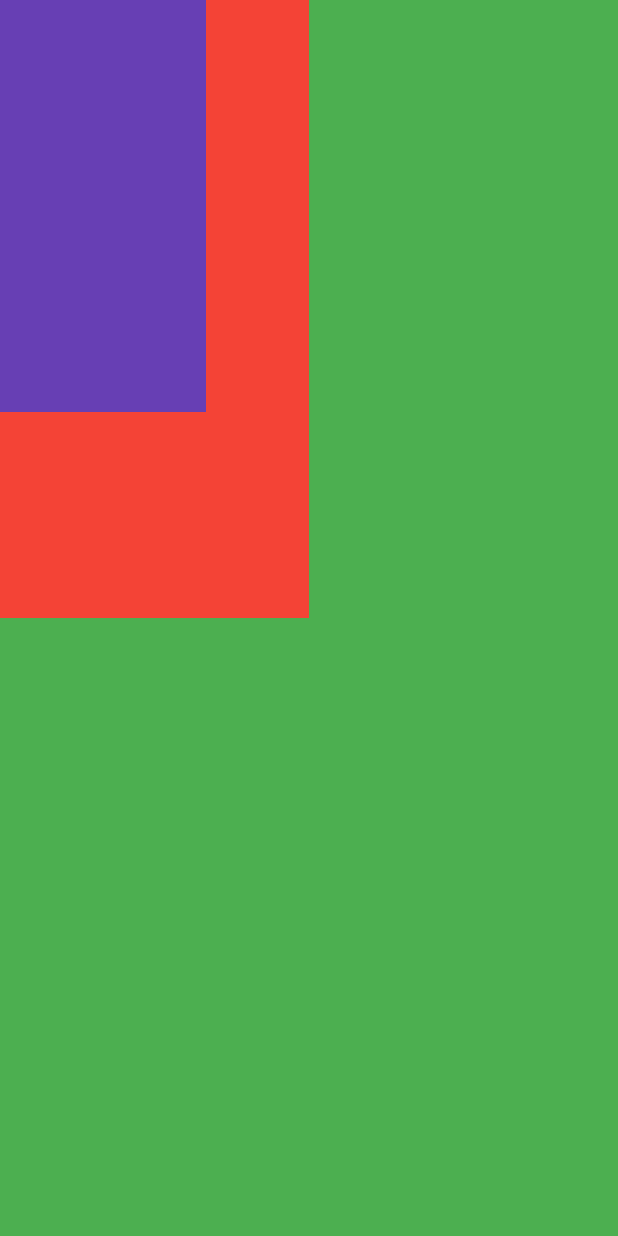
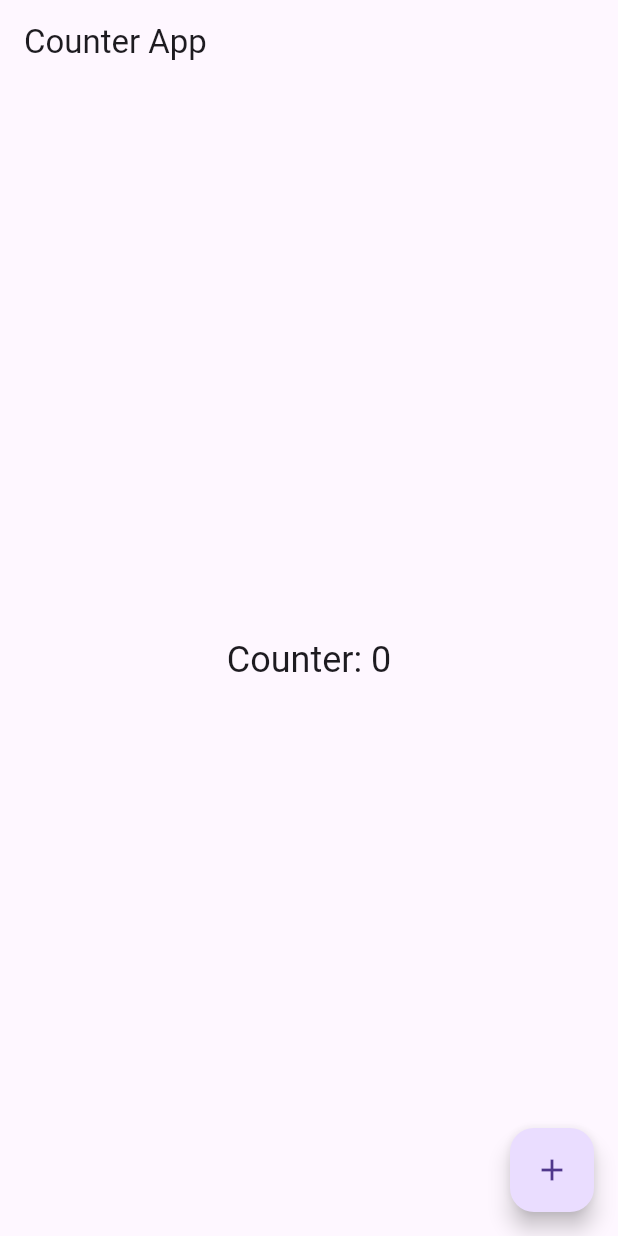
Before and after one commit to tarangnsharma/pc_01, a Flutter app: the screen it shows after launch, on a phone screen of 412 x 824 dp. Run offline on Flutter 3.47's test engine with Material 3 defaults, Android fonts, the phone set to English and light mode, and no system bars.

Commit message:
Add Counter Application with Increment Functionality
- Implemented a counter application in Flutter where the counter increments by 10 on clicking the floating action button.
- Test Case 1: Applied `int i = i + 10` logic to increment the counter.
- Test Case 2: Utilized `FloatingActionButton` widget for the button functionality.
- Added `CounterScreen` StatefulWidget to manage state and handle the increment logic.
- Updated `main.dart` to initialize the app and display the `CounterScreen`.

```diff
--- /dev/null
+++ b/lib/counter_screen.dart
@@ -0,0 +1,39 @@
+
+import 'package:flutter/material.dart';
+
+class CounterScreen extends StatefulWidget {
+  const CounterScreen({super.key});
+
+  @override
+  CounterScreenState createState() => CounterScreenState();
+}
+
+class CounterScreenState extends State<CounterScreen> {
+  int _counter = 0;
+
+  void _incrementCounter() {
+    setState(() {
+      _counter = _counter + 10; // Incrementing by 10 on button click
+    });
+  }
+
+  @override
+  Widget build(BuildContext context) {
+    return Scaffold(
+      appBar: AppBar(
+        title: const Text('Counter App'),
+      ),
+      body: Center(
+        child: Text(
+          'Counter: $_counter',
+          style: Theme.of(context).textTheme.headlineSmall,
+        ),
+      ),
+      floatingActionButton: FloatingActionButton(
+        onPressed: _incrementCounter,
+        tooltip: 'Increment',
+        child: const Icon(Icons.add),
+      ),
+    );
+  }
+}
--- a/lib/main.dart
+++ b/lib/main.dart
@@ -1,5 +1,5 @@
-/// Test case 1
 import 'package:flutter/material.dart';
+import 'package:pc_01/counter_screen.dart';
 
 void main() {
   runApp(const MyApp());
@@ -10,94 +10,8 @@
 
   @override
   Widget build(BuildContext context) {
-    const color = Color(0xff673fb4);
-    return MaterialApp(
-      home: Scaffold(
-        body: Center(
-          child: Stack(
-            children: [
-              Container(
-                color: Colors.green,
-                width: double.infinity,
-                height: double.infinity,
-              ),
-              Align(
-                alignment: Alignment.topLeft,
-                child: Container(
-                  color: Colors.red,
-                  width: MediaQuery.of(context).size.width / 2,
-                  height: MediaQuery.of(context).size.height / 2,
-                ),
-              ),
-              Align(
-                alignment: Alignment.topLeft,
-                child: Container(
-                  color: color,
-                  width: MediaQuery.of(context).size.width / 3,
-                  height: MediaQuery.of(context).size.height / 3,
-                ),
-              ),
-            ],
-          ),
-        ),
-      ),
+    return const MaterialApp(
+      home: CounterScreen(),
     );
   }
 }
-
-
-/// Test case 2
-// import 'package:flutter/material.dart';
-
-// void main() {
-//   runApp(const MyApp());
-// }
-
-// class MyApp extends StatelessWidget {
-//   const MyApp({super.key});
-
-//   @override
-//   Widget build(BuildContext context) {
-//     const color = Color(0xff673fb4);
-//     return MaterialApp(
-//       home: Scaffold(
-//         body: Center(
-//           child: Container(
-//             color: Colors.green,
-//             child: Column(
-//               children: [
-//                 Row(
-//                   children: [
-//                     Container(
-//                       color: color,
-//                       width: MediaQuery.of(context).size.width / 3,
-//                       height: MediaQuery.of(context).size.height / 3,
-//                     ),
-//                     Container(
-//                       color: Colors.red,
-//                       width: MediaQuery.of(context).size.width / 3,
-//                       height: MediaQuery.of(context).size.height / 3,
-//                     ),
-//                   ],
-//                 ),
-//                 Row(
-//                   children: [
-//                     Container(
-//                       color: Colors.red,
-//                       width: MediaQuery.of(context).size.width / 3,
-//                       height: MediaQuery.of(context).size.height / 3,
-//                     ),Container(
-//                       color: Colors.red,
-//                       width: MediaQuery.of(context).size.width / 3,
-//                       height: MediaQuery.of(context).size.height / 3,
-//                     ),
-//                   ],
-//                 ),
-//               ],
-//             ),
-//           ),
-//         ),
-//       ),
-//     );
-//   }
-// }
```
Also changed, not shown: 1 other file.
